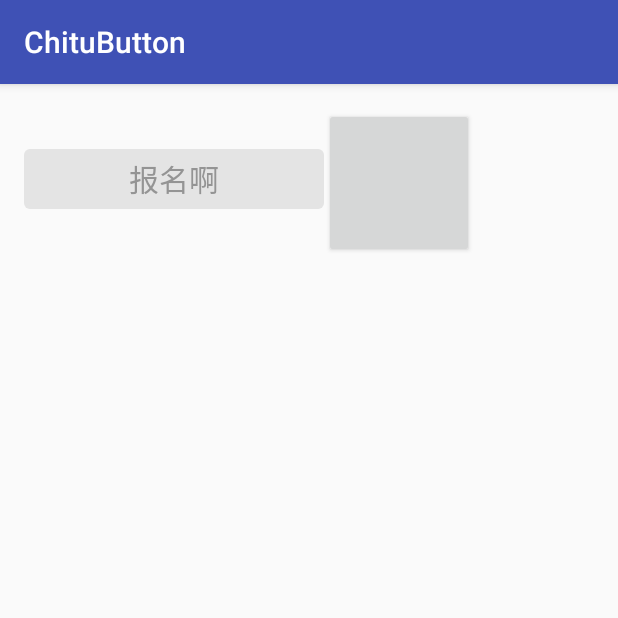
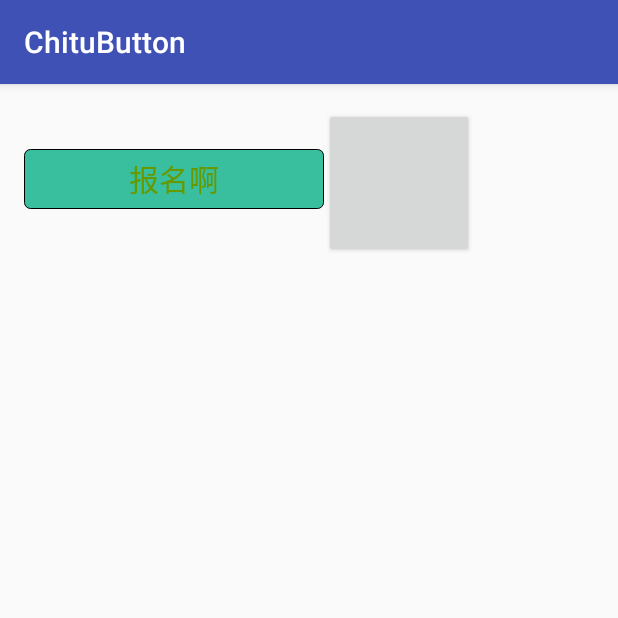
Before and after one commit to jdflyfly/AndroidTest, an Android app: the screen it shows after launch (MainActivity), on a phone screen of 412 x 824 dp, the top half of it. Run offline under Robolectric (Android 15) with nearby library versions, the phone set to English and light mode, and no system bars.

Commit message:
update chituButton

```diff
--- a/chitubutton/src/main/java/com/example/djiang/chitubutton/XButton.java
+++ b/chitubutton/src/main/java/com/example/djiang/chitubutton/XButton.java
@@ -2,21 +2,37 @@ package com.example.djiang.chitubutton;
 
 import android.annotation.SuppressLint;
 import android.content.Context;
+import android.content.res.ColorStateList;
 import android.content.res.TypedArray;
 import android.graphics.Canvas;
 import android.graphics.Color;
 import android.graphics.drawable.Drawable;
 import android.graphics.drawable.GradientDrawable;
+import android.graphics.drawable.LayerDrawable;
+import android.graphics.drawable.ShapeDrawable;
 import android.graphics.drawable.StateListDrawable;
+import android.graphics.drawable.shapes.RectShape;
 import android.util.AttributeSet;
 import android.view.Gravity;
 import android.widget.Button;
 
 /**
  * 按照UI设计规范，配置了XButton的背景颜色、字号、字色、圆角等默认属性，绝大多数情况不需要在xml中每次都显式指定这些属性（除非一定需要覆盖这些默认的属性），
- * 支持覆盖背景颜色、字号、圆角、描边等属性，具体参考XButtonsAttrs 的定义。
+ * 默认按钮背景为赤兔绿，有按压遮罩效果；文字为白色、大小15sp；无描边；able状态；无Button自带阴影；
+ * 使用时一般只需在xml中指定XButton的 宽、高、xText属性，可以通过enable() 和 disable()两个方法动态切换XButton的状态。
  * <p/>
- * 使用时一般只需在xml中指定XButton的 宽、高、xText、xEnable属性，并且可以通过enable() 和 disable()两个方法动态切换XButton的状态。
+ * 支持覆盖背景颜色、字号、圆角、描边等属性，具体参考XButtonsAttrs的定义。
+ * xdefaultColor：按钮背景色，如果不设置，则为 赤兔绿
+ * xfocusColor：按钮按压背景色，如果不设置，则为按钮普通背景色+%10透明的黑色
+ * xtextColor：按钮文字颜色，如果不设置，则为白色
+ * xfocusTextColor：按钮按压文字颜色，如果不设置，则跟正常状态文字颜色一致
+ * xtextSize：文字大小,如不设置，默认未15sp
+ * xtextGravity：文字gravity，如不设置，默认为Center
+ * xborderColor：描边颜色，如不设置，透明色
+ * xborderWidth：描边宽度，如不设置，为0
+ * xcornerRadius：圆角半径，如不设置，默认为7dp
+ * xtext：按钮的文字信息
+ * xenable：按钮的状态，enable状态按照正常设置行为，disable状态下为统一灰色不可点击
  */
 public class XButton extends Button {
 
@@ -24,7 +40,7 @@ public class XButton extends Button {
 
     // background color
     private int chituButtonGreenBgColor = 0xFF39BF9E;
-    private int chituButtonPressedBgColor = 0xFF33AC8E;
+    private int chituButtonPressedBgColor = 0;
     private int chituButtonDisableBgColor = 0xFFE4E4E4;
     //text color
     private int chituButtonTextColor = Color.WHITE;
@@ -38,6 +54,7 @@ public class XButton extends Button {
 
     // # Text Attributes
     private int mDefaultTextColor = chituButtonTextColor;
+    private int mFocusTextColor = mDefaultTextColor;
     private int mDefaultTextSize = Math.round(15 * getResources().getDisplayMetrics().scaledDensity);//default 15sp
     private int mDefaultTextGravity = Gravity.CENTER;
     private String mText = null;
@@ -67,7 +84,7 @@ public class XButton extends Button {
     }
 
     /**
-     * 重新激活按钮，切换为可点击状态
+     * 重新激活按钮，切换为可用状态
      */
     public void enable() {
         xEnabled = true;
@@ -75,7 +92,7 @@ public class XButton extends Button {
     }
 
     /**
-     * 按钮切换为 不可点击状态
+     * 按钮切换为 不可用状态
      */
     public void disable() {
         xEnabled = false;
@@ -98,9 +115,20 @@ public class XButton extends Button {
             this.setText(mText);
             this.setTextSize(mDefaultTextSize);
 
-            if (xEnabled)
-                setTextColor(mDefaultTextColor);
-            else
+            if (xEnabled) {
+                //文字默认按压状态与正常状态颜色一样，除非特殊设置mFocusTextColor
+                ColorStateList colorStateList = new ColorStateList(new int[][]{
+                        new int[]{android.R.attr.state_pressed},
+                        new int[]{android.R.attr.state_focused},
+                        new int[]{}
+                },
+                        new int[]{
+                                mFocusTextColor,
+                                mFocusTextColor,
+                                mDefaultTextColor
+                        });
+                setTextColor(colorStateList);
+            } else
                 setTextColor(chituButtonDisableTextColor);
 
         }
@@ -115,7 +143,8 @@ public class XButton extends Button {
     private void setupBackground() {
 
         if (xEnabled) {
-            // Default Drawable
+
+            //默认状态背景色
             GradientDrawable drawable = new GradientDrawable();
             drawable.setCornerRadius(mRadius);
             drawable.setColor(mDefaultBackgroundColor);
@@ -123,20 +152,35 @@ public class XButton extends Button {
                 drawable.setStroke(mBorderWidth, mBorderColor);
             }
 
-            // Focus/Pressed Drawable
-            GradientDrawable drawable2 = new GradientDrawable();
-            drawable2.setCornerRadius(mRadius);
-            drawable2.setColor(mFocusBackgroundColor);
-            if (mBorderColor != 0) {
-                drawable2.setStroke(mBorderWidth, mBorderColor);
+            //按压状态背景色
+            LayerDrawable layerDrawable;
+            if (mFocusBackgroundColor != 0) {
+                //如果有设置按压的背景色，按照设置来
+                GradientDrawable drawable2 = new GradientDrawable();
+                drawable2.setCornerRadius(mRadius);
+                drawable2.setColor(mFocusBackgroundColor);
+                if (mBorderColor != 0) {
+                    drawable2.setStroke(mBorderWidth, mBorderColor);
+                }
+
+                layerDrawable = new LayerDrawable(new Drawable[]{drawable2});
+                layerDrawable.setLayerInset(0, 0, 0, 0, 0);
+
+            } else {
+                //如果没有手动设置按压的背景色，默认加上10%透明度的黑色罩
+                GradientDrawable blackPressedMask = new GradientDrawable();
+                blackPressedMask.setColor(0x1a000000);
+                blackPressedMask.setCornerRadius(mRadius);
+
+                layerDrawable = new LayerDrawable(new Drawable[]{drawable, blackPressedMask});
+                layerDrawable.setLayerInset(0, 0, 0, 0, 0);
+                layerDrawable.setLayerInset(1, 0, 0, 0, 0);
             }
 
+
             StateListDrawable states = new StateListDrawable();
-
-            if (mFocusBackgroundColor != 0) {
-                states.addState(new int[]{android.R.attr.state_pressed}, drawable2);
-                states.addState(new int[]{android.R.attr.state_focused}, drawable2);
-            }
+            states.addState(new int[]{android.R.attr.state_pressed}, layerDrawable);
+            states.addState(new int[]{android.R.attr.state_focused}, layerDrawable);
             states.addState(new int[]{}, drawable);
 
             if (android.os.Build.VERSION.SDK_INT < android.os.Build.VERSION_CODES.JELLY_BEAN) {
@@ -152,10 +196,13 @@ public class XButton extends Button {
             drawable.setColor(chituButtonDisableBgColor);
             setBackgroundDrawable(drawable);
 
+            if (mBorderColor != 0) {
+                drawable.setStroke(mBorderWidth, mBorderColor);
+            }
+
             super.setEnabled(false);
         }
     }
-
 
 
     @Override
@@ -180,6 +227,7 @@ public class XButton extends Button {
         mFocusBackgroundColor = attrsArray.getColor(R.styleable.XButtonsAttrs_xfocusColor, mFocusBackgroundColor);
 
         mDefaultTextColor = attrsArray.getColor(R.styleable.XButtonsAttrs_xtextColor, mDefaultTextColor);
+        mFocusTextColor = attrsArray.getColor(R.styleable.XButtonsAttrs_xfocusTextColor, mDefaultTextColor);
         mDefaultTextSize = (int) attrsArray.getDimension(R.styleable.XButtonsAttrs_xtextSize, mDefaultTextSize);
         float sizeInSP = mDefaultTextSize / getResources().getDisplayMetrics().scaledDensity;
         mDefaultTextSize = Math.round(sizeInSP);
--- a/chitubutton/src/main/res/layout/activity_main.xml
+++ b/chitubutton/src/main/res/layout/activity_main.xml
@@ -15,10 +15,10 @@
         android:id="@+id/xbutton"
         android:layout_width="200dp"
         android:layout_height="40dp"
-        fancy:xborderColor="@android:color/black"
-        fancy:xenable="false"
         fancy:xtext="报名啊"
-        fancy:xtextColor="@android:color/white"
+        fancy:xtextColor="@android:color/holo_green_dark"
+        fancy:xborderWidth = "1dp"
+        fancy:xborderColor = "@android:color/black"
         fancy:xtextSize="20sp" />
 
 
--- a/chitubutton/src/main/res/values/attrs.xml
+++ b/chitubutton/src/main/res/values/attrs.xml
@@ -2,11 +2,19 @@
 <resources>
 
     <declare-styleable name="XButtonsAttrs">
+        <!--按钮背景色，如果不设置，则为 赤兔绿-->
         <attr name="xdefaultColor" format="color" />
+        <!--按钮按压背景色，如果不设置，则为按钮普通背景色+%10透明的黑色-->
         <attr name="xfocusColor" format="color" />
 
+        <!--按钮文字颜色，如果不设置，则为白色-->
         <attr name="xtextColor" format="color" />
+        <!--按钮按压文字颜色，如果不设置，则跟正常状态文字颜色一致-->
+        <attr name="xfocusTextColor" format="color" />
+
+        <!--文字大小,如不设置，默认未15sp-->
         <attr name="xtextSize" format="dimension" />
+        <!--文字gravity，如不设置，默认为Center-->
         <attr name="xtextGravity" format="enum">
             <enum name="xtop" value="0x30" />
             <enum name="xbottom" value="0x50" />
@@ -23,12 +31,15 @@
             <enum name="xstart" value="0x00800003" />
             <enum name="xend" value="0x00800005" />
         </attr>
-
+        <!-- 描边颜色，如不设置，透明色-->
         <attr name="xborderColor" format="color" />
+        <!--描边宽度，如不设置，为0-->
         <attr name="xborderWidth" format="dimension" />
+        <!--圆角半径，如不设置，默认为7dp-->
         <attr name="xcornerRadius" format="dimension" />
-
+        <!--按钮的文字信息-->
         <attr name="xtext" format="string" />
+        <!-- 按钮的状态，enable状态按照正常设置行为，disable状态下为统一灰色不可点击-->
         <attr name="xenable" format="boolean" />
 
     </declare-styleable>
```
Also changed, not shown: 1 other file.
